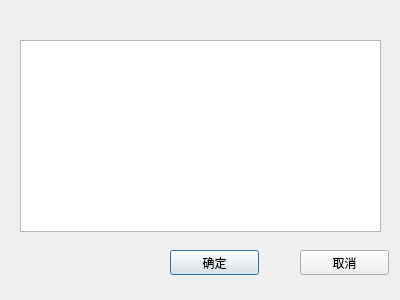
This is plandialog.ui in vince7839/GmsAutoTool as Qt 5 draws it before an edit. The edited form follows.
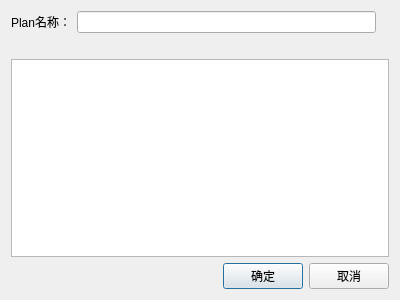
This is the edited form.

Commit message: 加入新建和执行plan的功能

The edit to the form file:
```diff
--- a/plandialog.ui
+++ b/plandialog.ui
@@ -13,55 +13,70 @@
   <property name="windowTitle">
    <string>Dialog</string>
   </property>
-  <widget class="QPushButton" name="btn_ok">
-   <property name="geometry">
-    <rect>
-     <x>170</x>
-     <y>250</y>
-     <width>89</width>
-     <height>25</height>
-    </rect>
-   </property>
-   <property name="text">
-    <string>确定</string>
-   </property>
-  </widget>
-  <widget class="QPushButton" name="btn_cancel">
-   <property name="geometry">
-    <rect>
-     <x>300</x>
-     <y>250</y>
-     <width>89</width>
-     <height>25</height>
-    </rect>
-   </property>
-   <property name="text">
-    <string>取消</string>
-   </property>
-  </widget>
-  <widget class="QListWidget" name="listWidget_plan">
-   <property name="geometry">
-    <rect>
-     <x>20</x>
-     <y>40</y>
-     <width>361</width>
-     <height>192</height>
-    </rect>
-   </property>
-  </widget>
-  <widget class="QLabel" name="label_info">
-   <property name="geometry">
-    <rect>
-     <x>30</x>
-     <y>10</y>
-     <width>301</width>
-     <height>17</height>
-    </rect>
-   </property>
-   <property name="text">
-    <string/>
-   </property>
-  </widget>
+  <layout class="QVBoxLayout" name="verticalLayout">
+   <item>
+    <layout class="QHBoxLayout" name="horizontalLayout">
+     <item>
+      <widget class="QLabel" name="label">
+       <property name="text">
+        <string>Plan名称：</string>
+       </property>
+      </widget>
+     </item>
+     <item>
+      <widget class="QLineEdit" name="lineEdit_planName"/>
+     </item>
+     <item>
+      <widget class="QLabel" name="label_warning">
+       <property name="text">
+        <string/>
+       </property>
+      </widget>
+     </item>
+    </layout>
+   </item>
+   <item>
+    <widget class="QLabel" name="label_info">
+     <property name="text">
+      <string/>
+     </property>
+    </widget>
+   </item>
+   <item>
+    <widget class="QListWidget" name="listWidget_plan"/>
+   </item>
+   <item>
+    <layout class="QHBoxLayout" name="horizontalLayout_2">
+     <item>
+      <spacer name="horizontalSpacer">
+       <property name="orientation">
+        <enum>Qt::Horizontal</enum>
+       </property>
+       <property name="sizeHint" stdset="0">
+        <size>
+         <width>40</width>
+         <height>20</height>
+        </size>
+       </property>
+      </spacer>
+     </item>
+     <item>
+      <widget class="QPushButton" name="btn_ok">
+       <property name="text">
+        <string>确定</string>
+       </property>
+      </widget>
+     </item>
+     <item>
+      <widget class="QPushButton" name="btn_cancel">
+       <property name="text">
+        <string>取消</string>
+       </property>
+      </widget>
+     </item>
+    </layout>
+   </item>
+  </layout>
  </widget>
  <resources/>
  <connections/>
```
The commit also changes 11 other files.
